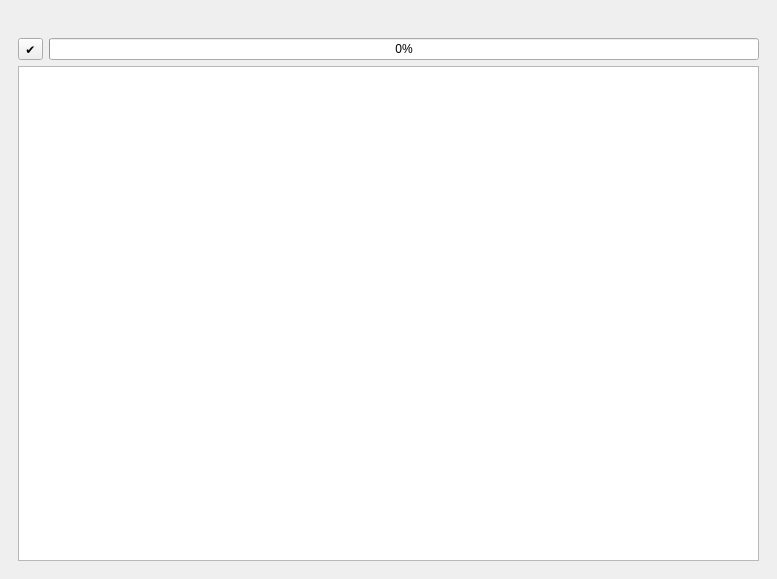
opengisch/QgisModelBaker, file QgisModelBaker/ui/validator.ui: the form before one commit.
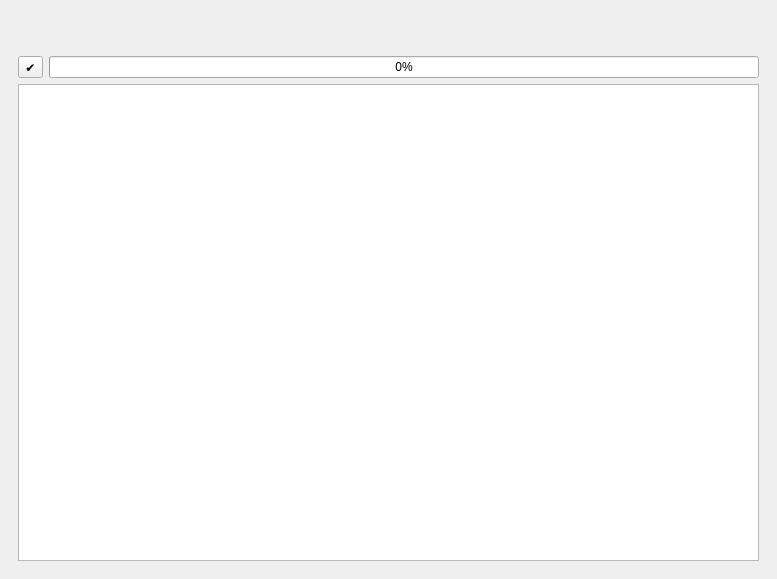
The form after the commit.

Commit message: database info in gui

The edit to the form file:
```diff
--- a/QgisModelBaker/ui/validator.ui
+++ b/QgisModelBaker/ui/validator.ui
@@ -14,21 +14,8 @@
    <string>Model Baker Data Validation</string>
   </property>
   <widget class="QWidget" name="dockWidgetContents">
-   <layout class="QVBoxLayout" name="verticalLayout_3">
-    <item>
-     <widget class="QLabel" name="info_label">
-      <property name="text">
-       <string/>
-      </property>
-      <property name="wordWrap">
-       <bool>true</bool>
-      </property>
-     </widget>
-    </item>
-    <item>
-     <layout class="QVBoxLayout" name="filter_layout"/>
-    </item>
-    <item>
+   <layout class="QGridLayout" name="gridLayout">
+    <item row="3" column="0">
      <widget class="QWidget" name="validation_layout" native="true">
       <layout class="QVBoxLayout" name="verticalLayout_2">
        <item>
@@ -55,6 +42,25 @@
       </layout>
      </widget>
     </item>
+    <item row="1" column="0">
+     <layout class="QVBoxLayout" name="filter_layout"/>
+    </item>
+    <item row="0" column="0">
+     <widget class="QWidget" name="widget" native="true">
+      <layout class="QGridLayout" name="gridLayout_2">
+       <item row="0" column="0">
+        <widget class="QLabel" name="info_label">
+         <property name="text">
+          <string/>
+         </property>
+         <property name="wordWrap">
+          <bool>true</bool>
+         </property>
+        </widget>
+       </item>
+      </layout>
+     </widget>
+    </item>
    </layout>
   </widget>
  </widget>
```
Left out of the diff: 2 changed lines with no effect on the pictures. The commit also changes 1 other file.
